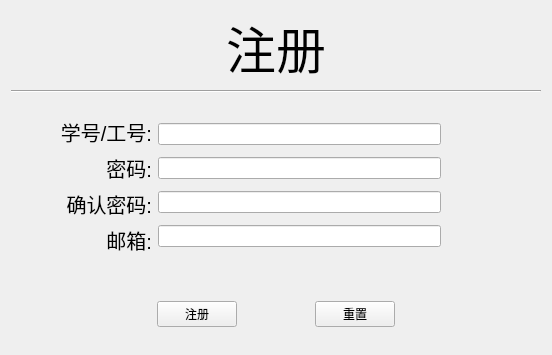
Old version of the form ui_user/Registration_interface.ui in the repository mubai632/Python_library.
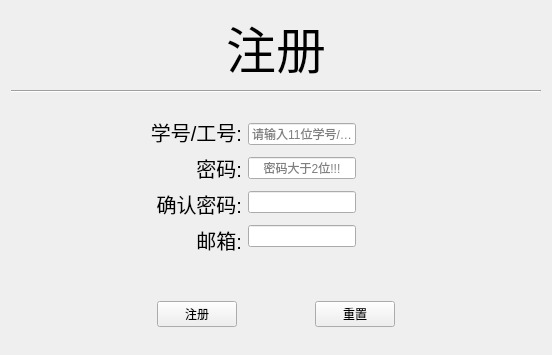
New version of the form.

Diff of the .ui file:
```diff
--- a/ui_user/Registration_interface.ui
+++ b/ui_user/Registration_interface.ui
@@ -58,7 +58,7 @@
     </spacer>
    </item>
    <item>
-    <layout class="QHBoxLayout" name="horizontalLayout" stretch="1,2,6,1,1">
+    <layout class="QHBoxLayout" name="horizontalLayout" stretch="1,0,0,1,0">
      <item>
       <spacer name="horizontalSpacer_3">
        <property name="orientation">
@@ -143,17 +143,29 @@
          <property name="alignment">
           <set>Qt::AlignCenter</set>
          </property>
+         <property name="placeholderText">
+          <string>请输入11位学号/工号!</string>
+         </property>
         </widget>
        </item>
        <item>
         <widget class="QLineEdit" name="password_1">
+         <property name="echoMode">
+          <enum>QLineEdit::Password</enum>
+         </property>
          <property name="alignment">
           <set>Qt::AlignCenter</set>
          </property>
+         <property name="placeholderText">
+          <string>密码大于2位!!!</string>
+         </property>
         </widget>
        </item>
        <item>
         <widget class="QLineEdit" name="password_2">
+         <property name="echoMode">
+          <enum>QLineEdit::Password</enum>
+         </property>
          <property name="alignment">
           <set>Qt::AlignCenter</set>
          </property>
```
Left out of the diff: 2 changed lines with no effect on the pictures.
